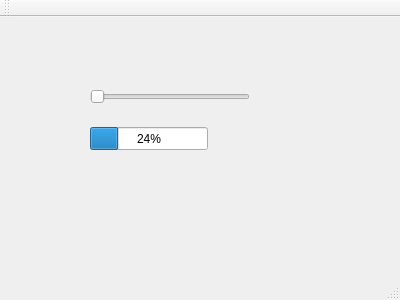
Qt form semester_2/4/task_1/mainwindow.ui (kcomputer/homework) before a commit.
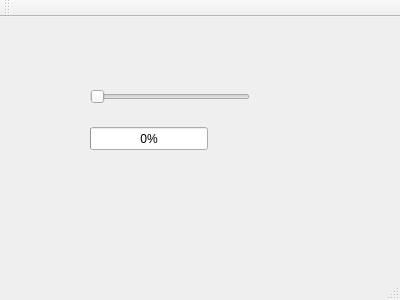
The same form after that commit.

Commit message: init proper values

The edit to the form file:
```diff
--- a/semester_2/4/task_1/mainwindow.ui
+++ b/semester_2/4/task_1/mainwindow.ui
@@ -37,7 +37,7 @@
      </rect>
     </property>
     <property name="value">
-     <number>24</number>
+     <number>0</number>
     </property>
    </widget>
   </widget>
```
Left out of the diff: 3 changed lines with no effect on the pictures. The commit also changes 2 other files.
